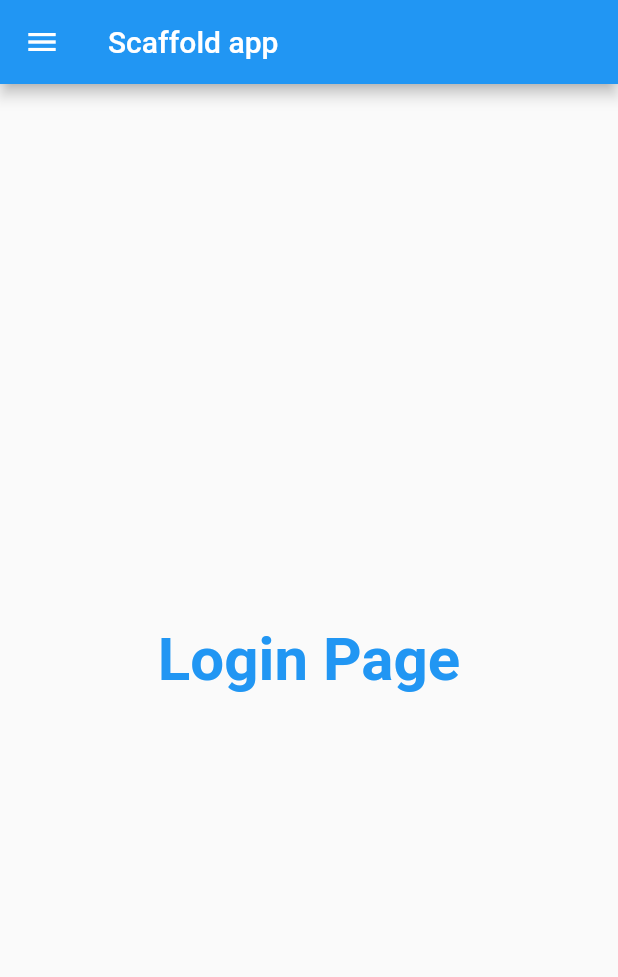
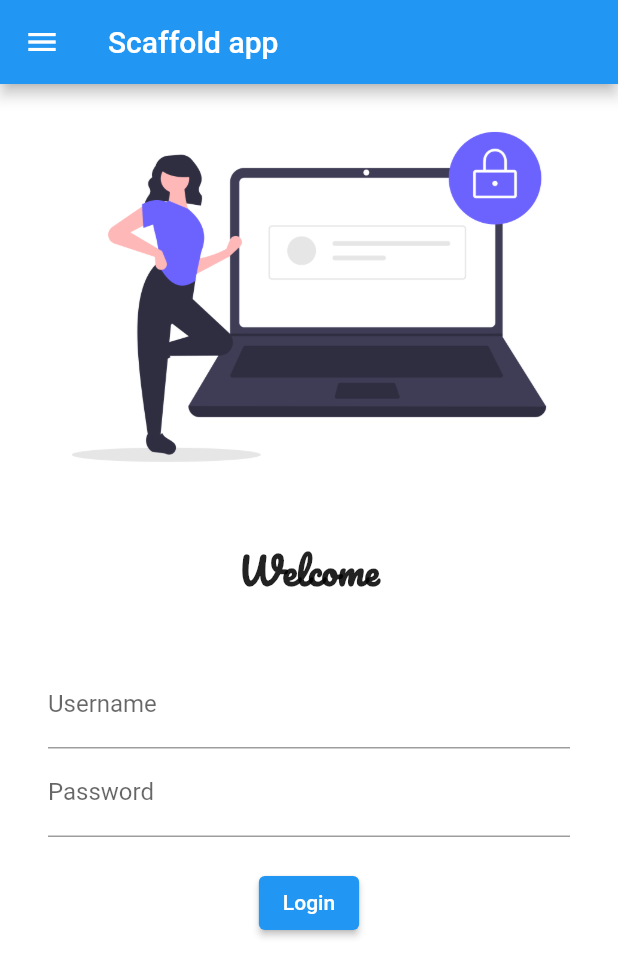
Before and after one commit to Riturajexe/Flutter-Course, a Flutter app: the screen it shows after launch, on a phone screen of 412 x 824 dp. Shown: the top 977 px of the screen. Run offline on Flutter 3.47's test engine with Material 2 defaults, Android fonts, the phone set to English and light mode, and no system bars; our stand-ins replace google_fonts.

Commit message:
Day_4-image_googleFont_elevatedButton

```diff
--- a/lib/pages/login_page.dart
+++ b/lib/pages/login_page.dart
@@ -1,4 +1,7 @@
 import 'package:flutter/material.dart';
+import 'package:google_fonts/google_fonts.dart';
+
+
 
 class LoginPage extends StatelessWidget {
   const LoginPage({ Key? key }) : super(key: key);
@@ -14,15 +17,63 @@ class LoginPage extends StatelessWidget {
 
 
         body:Material(
-        child: Center(
-          child: Container(
-            child: Text("Login Page",style: TextStyle(
-              fontSize: 40,
-              color:Colors.blue,
+          color:Colors.white,
+        child: Column(
+          children:[
+            Image.asset('assets/images/lo.png',fit:BoxFit.cover),
+            SizedBox(
+              height:20.0
+            ),
+            Text('Welcome',style:GoogleFonts.pacifico(textStyle:TextStyle(
+              fontSize:24,
               fontWeight:FontWeight.bold,
-            ),),
-          ),
-        ),
+
+            ),
+            ),
+            ),
+            SizedBox(
+              height:20.0
+            ),
+
+            Padding(
+              padding: const EdgeInsets.symmetric(vertical:18.0,horizontal:32.0),
+              child: Column(
+                children:[
+                  TextFormField(
+                decoration:InputDecoration(
+                  hintText:"Enter Username",
+                  labelText:"Username"
+                ),),
+
+
+
+              TextFormField(
+                obscureText: true,
+                decoration:InputDecoration(
+                  hintText:"Enter Password",
+                  labelText:"Password",
+                ),
+              ),
+                SizedBox(
+              height:20.0
+            ),
+            ElevatedButton(
+                  child:Text("Login"),
+                  onPressed: (){
+                    print("Hello World");
+                  },
+                  style:TextButton.styleFrom()
+                ),
+                ]
+              ),
+            )
+
+
+
+
+
+          ],
+        )
       ),
 
       )
```
Also changed, not shown: lib/main.dart (+5 -6 lines), pubspec.yaml (+5 -2 lines), assets/images/lo.png (added), pubspec.lock.
